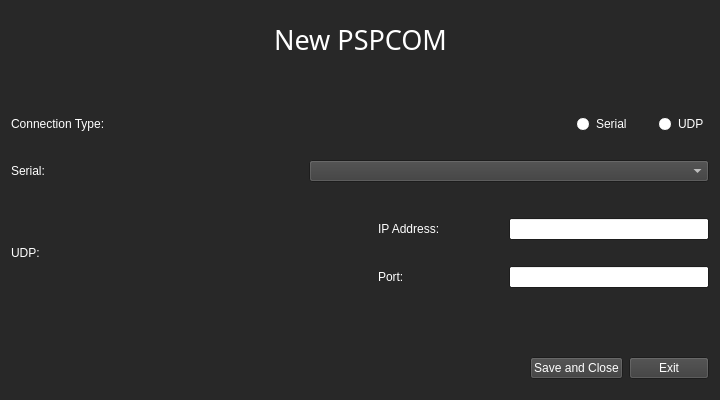
Before: the Qt Designer form menus/createpspcom.ui in PSP-High-Altitude/GroundStation, drawn with Qt 5.
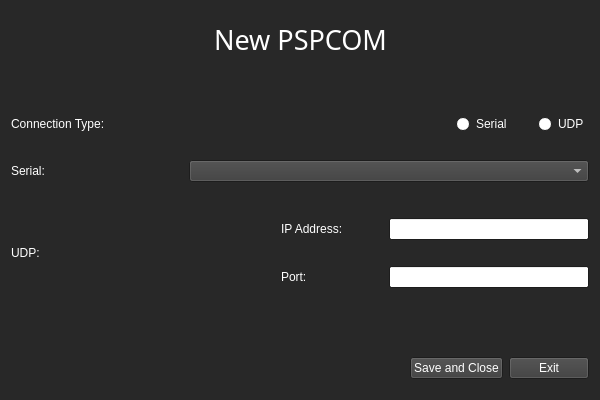
After: the same form once the commit is applied.

```diff
--- a/menus/createpspcom.ui
+++ b/menus/createpspcom.ui
@@ -6,7 +6,7 @@
    <rect>
     <x>0</x>
     <y>0</y>
-    <width>720</width>
+    <width>600</width>
     <height>400</height>
    </rect>
   </property>
```
